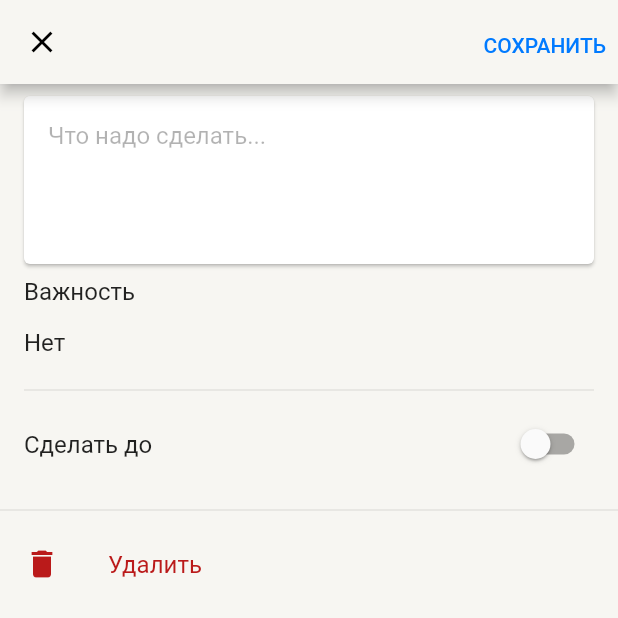
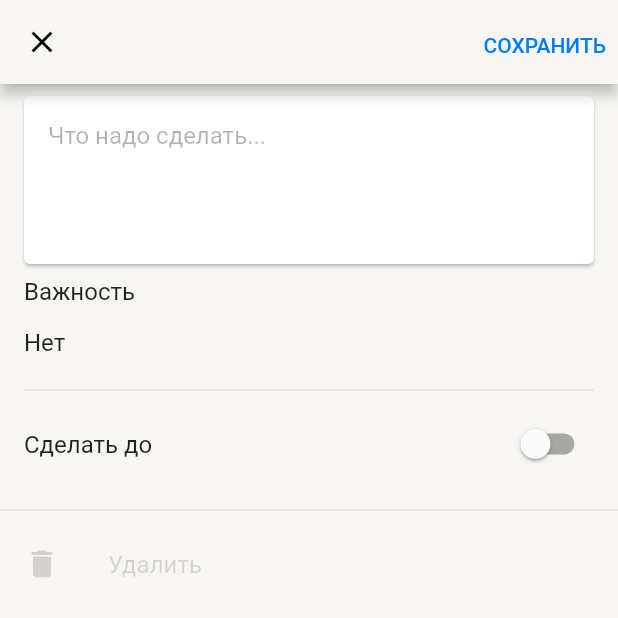
Before and after one commit to FairSuspect/todo, a Flutter app: the CreateTodoScreen screen opened directly, on a phone screen of 412 x 824 dp, the top half of it. Run offline on Flutter 3.47's test engine with Material 2 defaults, Android fonts, the phone set to English and light mode, and no system bars; our stand-ins replace dio, firebase_core, firebase_remote_config, flutter_dotenv, flutter_riverpod, flutter_svg and 3 more; accounts and stored records are empty; generated files the repository leaves out were written again; network calls fail.

Commit message:
Другой критерий определения новой задачи

```diff
--- a/lib/src/managers/create_todo_manager.dart
+++ b/lib/src/managers/create_todo_manager.dart
@@ -91,7 +91,7 @@ class CreateTodoStateHolder extends StateNotifier<Todo> {
   }
 
   /// Удалять можно только созданные задачи. Такие задачи имеют id
-  bool get canBeDeleted => state.id != null;
+  bool get canBeDeleted => state.createdAt != null;
 
   void pop() {
     Navigation().key.currentState!.pop(state);
--- a/lib/src/view/create_todo/create_todo_screen.dart
+++ b/lib/src/view/create_todo/create_todo_screen.dart
@@ -206,7 +206,7 @@ class DeleteRow extends StatelessWidget {
       iconColor: color,
       leading: const Icon(Icons.delete),
       title: Text(AppLocalizations.of(context).delete,
-          style: theme.textTheme.bodyMedium?.copyWith(color: redColor)),
+          style: theme.textTheme.bodyMedium?.copyWith(color: color)),
       onTap: onTap,
     );
   }
```
